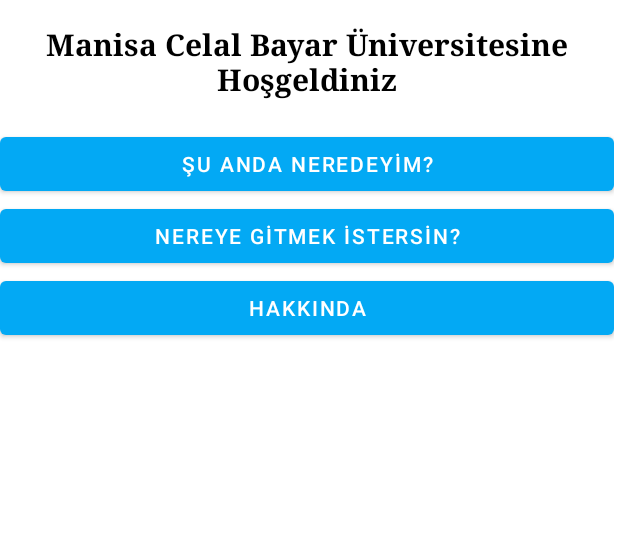
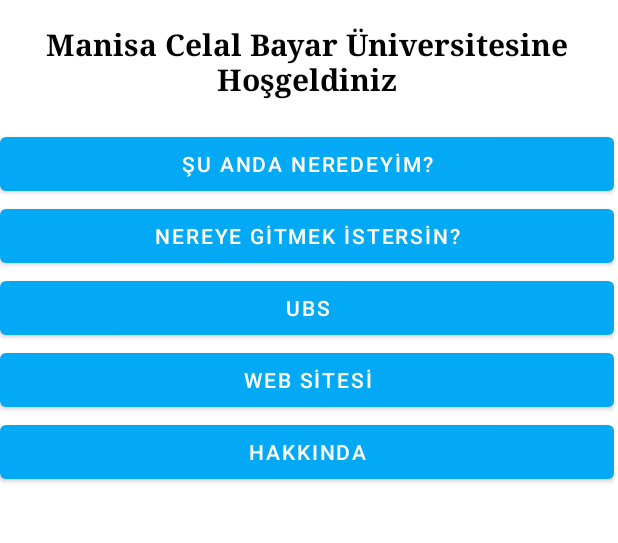
Before and after one commit to Anil3590/cbubitirmeprojesi, an Android app: the screen it shows after launch (MainActivity), on a phone screen of 412 x 824 dp, the part 297-840 px from its top. Run offline under Robolectric (Android 15) with nearby library versions, the phone set to English and light mode, and no system bars.

Commit message:
ubs cbu web eklendi.

```diff
--- a/app/src/main/java/com/example/bitirmeprojesi/MainActivity.java
+++ b/app/src/main/java/com/example/bitirmeprojesi/MainActivity.java
@@ -7,13 +7,16 @@
 import android.Manifest;
 import android.content.Intent;
 import android.content.pm.PackageManager;
+import android.net.Uri;
 import android.os.Bundle;
 import android.view.View;
+import android.widget.Button;
 
 import java.util.ArrayList;
 import java.util.List;
 
 public class MainActivity extends AppCompatActivity {
+    Button btnubs,btnweb;
 
     String[] permissions={
             Manifest.permission.CAMERA
@@ -24,6 +27,27 @@
     protected void onCreate(Bundle savedInstanceState) {
         super.onCreate(savedInstanceState);
         setContentView(R.layout.activity_main);
+
+        btnubs=(Button) findViewById(R.id.ubs);
+        btnweb=(Button) findViewById(R.id.cbuweb);
+
+        btnubs.setOnClickListener(new View.OnClickListener() {
+            @Override
+            public void onClick(View v) {
+                Uri uri= Uri.parse("https://ubs.cbu.edu.tr/");
+                Intent intent= new Intent(Intent.ACTION_VIEW,uri);
+                startActivity(intent);
+            }
+        });
+        btnweb.setOnClickListener(new View.OnClickListener() {
+            @Override
+            public void onClick(View v) {
+                Uri uri=Uri.parse("https://mcbu.edu.tr/");
+                Intent intent=new Intent(Intent.ACTION_VIEW,uri);
+                startActivity(intent);
+
+            }
+        });
     }
 
     public void gonder(View view) {
@@ -41,6 +65,7 @@
         startActivity(scanner);
     }
 
+
     private boolean checkpermissions(){
         List<String> listofpermissions = new ArrayList<>();
         for (String perm: permissions){
--- a/app/src/main/res/layout/activity_main.xml
+++ b/app/src/main/res/layout/activity_main.xml
@@ -47,6 +47,18 @@
             android:onClick="nereye"/>
 
         <Button
+            android:id="@+id/ubs"
+            android:layout_width="match_parent"
+            android:layout_height="wrap_content"
+            android:text="UBS" />
+
+        <Button
+            android:id="@+id/cbuweb"
+            android:layout_width="match_parent"
+            android:layout_height="wrap_content"
+            android:text="WEB SİTESİ" />
+
+        <Button
             android:id="@+id/button"
             android:layout_width="match_parent"
             android:layout_height="wrap_content"
```
